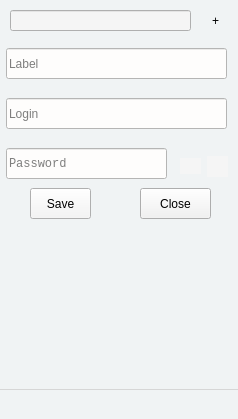
jwdeitch/simplesafe, file forms/mainwindow.ui: the form before one commit.
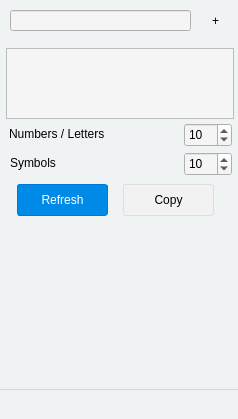
The form after the commit. Icons and pictures are not drawn.

The edit to the form file:
```diff
--- a/forms/mainwindow.ui
+++ b/forms/mainwindow.ui
@@ -224,8 +224,8 @@
    <widget class="QPushButton" name="openGeneratorNewBtn">
     <property name="geometry">
      <rect>
-      <x>207</x>
-      <y>118</y>
+      <x>204</x>
+      <y>116</y>
       <width>21</width>
       <height>21</height>
      </rect>
@@ -251,13 +251,25 @@
     <property name="geometry">
      <rect>
       <x>140</x>
-      <y>150</y>
+      <y>158</y>
       <width>71</width>
       <height>31</height>
      </rect>
     </property>
     <property name="styleSheet">
-     <string notr="true">background-color:#f2f2f2;</string>
+     <string notr="true">QPushButton#closeNewPwPanel {
+	background-color:#F2F2F2;
+	border: 1px solid #DEDEDE;
+	border-radius: 3;
+}
+
+QPushButton:hover#closeNewPwPanel {
+	background-color: #E9E9E9;
+}
+
+QPushButton:focus#closeNewPwPanel {
+	background-color: #E9E9E9;
+}</string>
     </property>
     <property name="text">
      <string>Close</string>
@@ -287,14 +299,15 @@
    <widget class="QPushButton" name="inputPassPeek">
     <property name="geometry">
      <rect>
-      <x>180</x>
-      <y>120</y>
+      <x>176</x>
+      <y>118</y>
       <width>21</width>
       <height>16</height>
      </rect>
     </property>
     <property name="styleSheet">
-     <string notr="true">border:none;</string>
+     <string notr="true">border:none;
+background-color: rbga(0,0,0,0.5);</string>
     </property>
     <property name="text">
      <string/>
@@ -314,13 +327,39 @@
     <property name="geometry">
      <rect>
       <x>30</x>
-      <y>150</y>
+      <y>158</y>
       <width>61</width>
       <height>31</height>
      </rect>
     </property>
     <property name="styleSheet">
-     <string notr="true"/>
+     <string notr="true">QPushButton#createNewLoginBtn {
+	border-radius: 3;
+	color: white;
+}
+
+QPushButton:enabled#createNewLoginBtn {
+	background-color: #008AE8;
+	border: 1px solid #0079D4;
+}
+
+QPushButton:hover#createNewLoginBtn
+{
+	background-color: #0078CA;
+	border: 1px solid #0079D4;
+}
+
+QPushButton:focus#createNewLoginBtn
+{
+	background-color: #0078CA;
+	border: 1px solid #0079D4;
+}
+
+QPushButton:disabled#createNewLoginBtn
+{
+	border: 1px solid #A0C2D9;
+	background-color: #ABCFE8;
+}</string>
     </property>
     <property name="text">
      <string>Save</string>
@@ -392,12 +431,41 @@
    <widget class="QPushButton" name="refreshBtn">
     <property name="geometry">
      <rect>
-      <x>10</x>
-      <y>140</y>
-      <width>113</width>
+      <x>17</x>
+      <y>146</y>
+      <width>91</width>
       <height>32</height>
      </rect>
     </property>
+    <property name="styleSheet">
+     <string notr="true">QPushButton#refreshBtn {
+	border-radius: 3;
+	color: white;
+}
+
+QPushButton:enabled#refreshBtn {
+	background-color: #008AE8;
+	border: 1px solid #0079D4;
+}
+
+QPushButton:hover#refreshBtn
+{
+	background-color: #0078CA;
+	border: 1px solid #0079D4;
+}
+
+QPushButton:focus#refreshBtn
+{
+	background-color: #0078CA;
+	border: 1px solid #0079D4;
+}
+
+QPushButton:disabled#refreshBtn
+{
+	border: 1px solid #61B1E8;
+	background-color: #ABCFE8;
+}</string>
+    </property>
     <property name="text">
      <string>Refresh</string>
     </property>
@@ -432,7 +500,7 @@
     <property name="geometry">
      <rect>
       <x>9</x>
-      <y>83</y>
+      <y>85</y>
       <width>121</width>
       <height>21</height>
      </rect>
@@ -451,7 +519,7 @@
     <property name="geometry">
      <rect>
       <x>184</x>
-      <y>82</y>
+      <y>85</y>
       <width>48</width>
       <height>24</height>
      </rect>
@@ -463,12 +531,27 @@
    <widget class="QPushButton" name="CopyBtn">
     <property name="geometry">
      <rect>
-      <x>120</x>
-      <y>140</y>
-      <width>113</width>
+      <x>123</x>
+      <y>146</y>
+      <width>91</width>
       <height>32</height>
      </rect>
     </property>
+    <property name="styleSheet">
+     <string notr="true">QPushButton#CopyBtn {
+	background-color:#F2F2F2;
+	border: 1px solid #DEDEDE;
+	border-radius: 3;
+}
+
+QPushButton:hover#CopyBtn {
+	background-color: #E9E9E9;
+}
+
+QPushButton:focus#closeNewPwPanel {
+	background-color: #E9E9E9;
+}</string>
+    </property>
     <property name="text">
      <string>Copy</string>
     </property>
@@ -477,7 +560,7 @@
     <property name="geometry">
      <rect>
       <x>10</x>
-      <y>110</y>
+      <y>117</y>
       <width>60</width>
       <height>16</height>
      </rect>
@@ -493,7 +576,7 @@
     <property name="geometry">
      <rect>
       <x>184</x>
-      <y>107</y>
+      <y>114</y>
       <width>48</width>
       <height>24</height>
      </rect>
@@ -550,9 +633,9 @@
   <zorder>newAssetBtn</zorder>
   <zorder>listWidget</zorder>
   <zorder>searchBackdrop_2</zorder>
-  <zorder>generatePasswordPanel</zorder>
   <zorder>lockFrame</zorder>
   <zorder>newAssetFrame</zorder>
+  <zorder>generatePasswordPanel</zorder>
  </widget>
  <layoutdefault spacing="6" margin="11"/>
  <tabstops>
```
